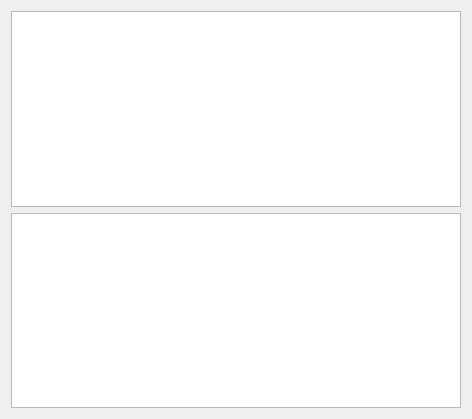
Old version of the form shsl-editor/imagedetailview.ui in the repository Delta-Psi/shsl-editor.
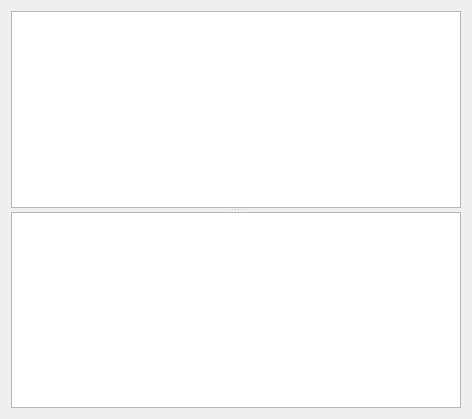
New version of the form.

Diff of the .ui file:
```diff
--- a/shsl-editor/imagedetailview.ui
+++ b/shsl-editor/imagedetailview.ui
@@ -15,10 +15,13 @@
   </property>
   <layout class="QVBoxLayout" name="verticalLayout">
    <item>
+    <widget class="QSplitter" name="splitter">
+     <property name="orientation">
+      <enum>Qt::Vertical</enum>
+     </property>
     <widget class="QGraphicsView" name="graphicsView"/>
-   </item>
-   <item>
     <widget class="QTableView" name="details"/>
+    </widget>
    </item>
   </layout>
  </widget>
```
Lines whose indentation alone changed are shown as unchanged.
